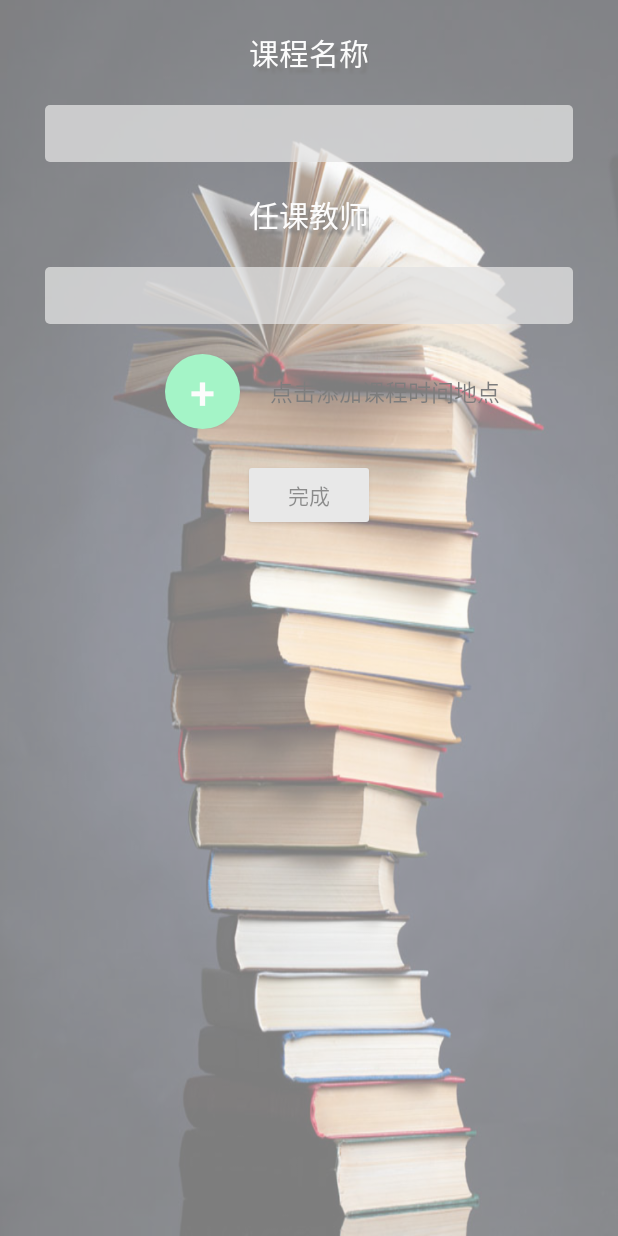
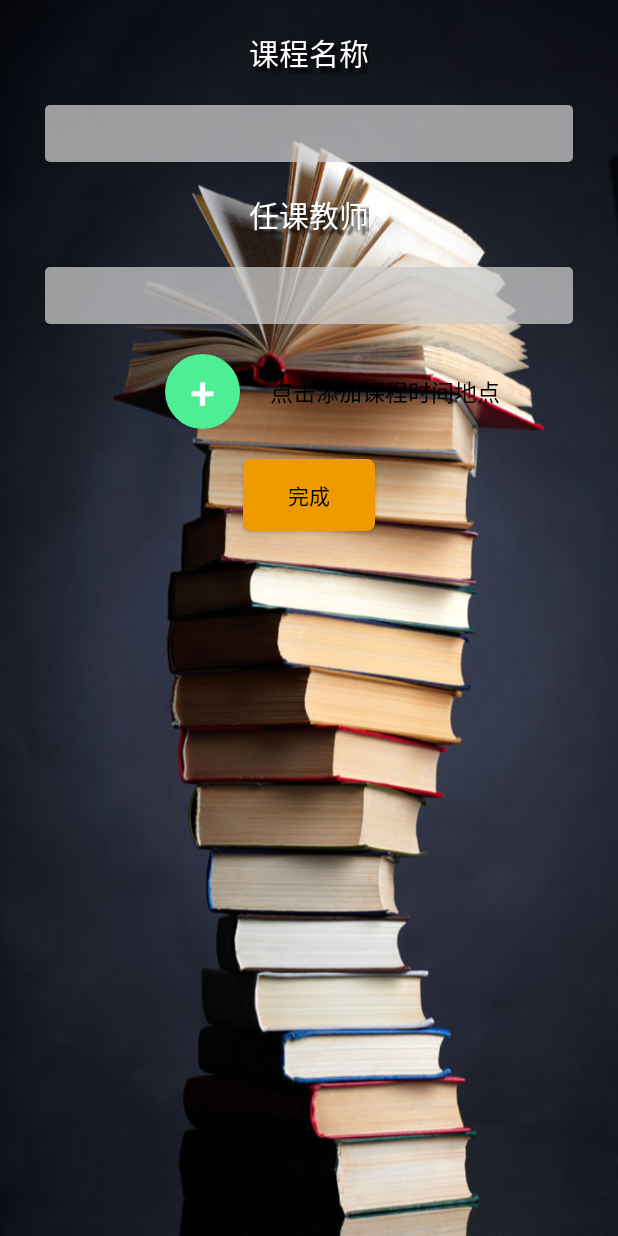
Before and after one commit to gumingsiyi/Schedule, an Android app: the AddClass screen opened directly, with no data from a screen before it, on a phone screen of 412 x 824 dp. Run offline under Robolectric (Android 15) with nearby library versions, the phone set to English and light mode, and no system bars.

Commit message:
修改界面

```diff
--- a/app/src/main/java/com/example/stiles/schedule/AddClass.java
+++ b/app/src/main/java/com/example/stiles/schedule/AddClass.java
@@ -18,10 +18,11 @@ public class AddClass extends Activity {
         setContentView(R.layout.add_class);
         add_detail_btn = (Button)findViewById(R.id.add_detail_btn);
         container = (LinearLayout)findViewById(R.id.container);
+
         add_detail_btn.setOnClickListener(new View.OnClickListener() {
             @Override
             public void onClick(View view) {
-                container.addView(container);
+
             }
         });
     }
--- a/app/src/main/res/drawable/btn_shape_circle_green.xml
+++ b/app/src/main/res/drawable/btn_shape_circle_green.xml
@@ -9,4 +9,12 @@
 
         </shape>
     </item>
+
+    <item android:state_pressed="true">
+        <shape>
+            <!--色值-->
+            <solid android:color="#2ccc72" />
+            <corners android:radius="5dp"/>
+        </shape>
+    </item>
 </selector>
--- /dev/null
+++ b/app/src/main/res/drawable/btn_shape_orange.xml
@@ -0,0 +1,18 @@
+<?xml version="1.0" encoding="utf-8"?>
+<selector xmlns:android="http://schemas.android.com/apk/res/android">
+    <!--点击背景-->
+    <item android:state_pressed="true">
+        <shape>
+            <!--色值-->
+            <solid android:color="#D2691E" />
+            <corners android:radius="5dp"/>
+        </shape>
+    </item>
+    <!--默认背景-->
+    <item>
+        <shape>
+            <solid android:color="#EE9A00" />
+            <corners android:radius="5dp"/>
+        </shape>
+    </item>
+</selector>
--- a/app/src/main/res/layout/activity_main.xml
+++ b/app/src/main/res/layout/activity_main.xml
@@ -107,7 +107,8 @@
                 android:text="12"
                 android:layout_weight="1.0"
                 android:maxEms="1"
-                android:background="@drawable/background_gery"/>
+                android:background="@drawable/background_gery"
+                android:gravity="center"/>
 
     </LinearLayout>
     <LinearLayout
--- a/app/src/main/res/layout/add_class.xml
+++ b/app/src/main/res/layout/add_class.xml
@@ -4,7 +4,7 @@
               android:layout_width="match_parent"
               android:layout_height="match_parent"
               android:background="@drawable/book"
-              android:alpha="0.5"
+
 >
 
 
@@ -79,6 +79,9 @@
     <Button
             android:layout_width="wrap_content"
             android:layout_height="wrap_content"
+            android:background="@drawable/btn_shape_orange"
+            android:textColor="#000000"
             android:text="完成"
+            android:alpha="1.0"
             android:id="@+id/submit_btn" android:layout_gravity="center_horizontal"/>
 </LinearLayout>
```
Also changed, not shown: app/src/main/java/com/example/stiles/model/Class.java (renamed from app/src/main/java/com/example/stiles/schedule/model/Class.java, +5 -6 lines).
